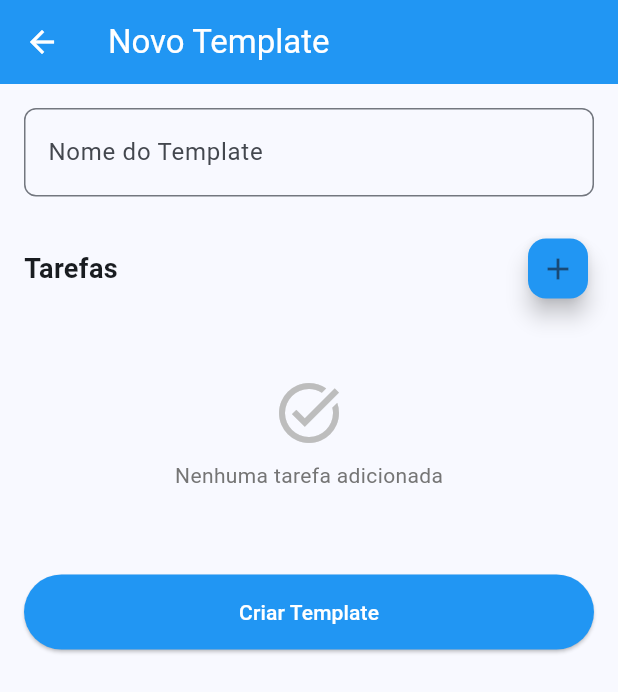
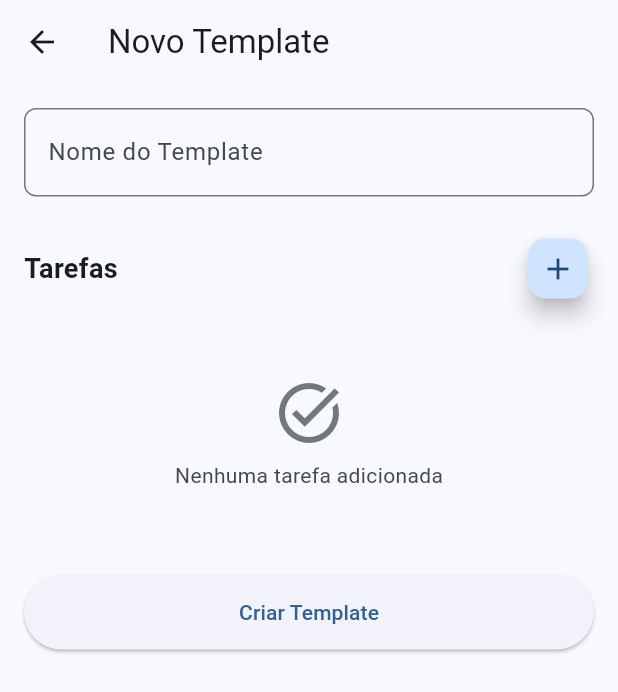
Before and after one commit to lucasfelr/rotina, a Flutter app: the screen it shows after launch, after a tap on the "add" icon, on a phone screen of 412 x 824 dp. Shown: the top 692 px of the screen. Run offline on Flutter 3.47's test engine with Material 3 defaults, Android fonts, the phone set to English and light mode, and no system bars; our stand-ins replace shared_preferences.

Commit message:
duplicar template e dark mode melhor

```diff
--- a/lib/main.dart
+++ b/lib/main.dart
@@ -31,10 +31,15 @@ class MyApp extends StatelessWidget {
     return MaterialApp(
       title: 'Rotinas',
       debugShowCheckedModeBanner: false,
-      theme: ThemeData(
+            theme: ThemeData(
         useMaterial3: true,
-        colorScheme: ColorScheme.fromSeed(seedColor: Colors.blue),
+        colorScheme: ColorScheme.fromSeed(seedColor: Colors.blue, brightness: Brightness.light),
       ),
+      darkTheme: ThemeData(
+        useMaterial3: true,
+        colorScheme: ColorScheme.fromSeed(seedColor: Colors.blue, brightness: Brightness.dark),
+      ),
+      themeMode: ThemeMode.system,
       localizationsDelegates: const [
         GlobalMaterialLocalizations.delegate,
         GlobalWidgetsLocalizations.delegate,
--- a/lib/screens/home_screen.dart
+++ b/lib/screens/home_screen.dart
@@ -94,6 +94,16 @@ class _HomeScreenState extends State<HomeScreen> with WidgetsBindingObserver {
     );
   }
 
+  void _duplicateTemplate(Template template) async {
+    await widget.templateService.duplicateTemplate(template.id);
+    _loadTemplates();
+    if (mounted) {
+      ScaffoldMessenger.of(context).showSnackBar(
+        SnackBar(content: Text('Template "${template.name} (Cópia)" criado com sucesso')),
+      );
+    }
+  }
+
   void _applyTemplate(Template template) async {
     await Navigator.of(context).push(
       MaterialPageRoute(
@@ -114,13 +124,11 @@ class _HomeScreenState extends State<HomeScreen> with WidgetsBindingObserver {
     final dailyRoutineData = hasDailyRoutine
         ? widget.dailyRoutineService.getDailyRoutine()
         : null;
+    final colorScheme = Theme.of(context).colorScheme;
 
     return Scaffold(
       appBar: AppBar(
         title: const Text('Rotinas'),
-        backgroundColor: Colors.blue,
-        foregroundColor: Colors.white,
-        elevation: 0,
       ),
       body: _templates.isEmpty
           ? Center(
@@ -130,21 +138,21 @@ class _HomeScreenState extends State<HomeScreen> with WidgetsBindingObserver {
                   Icon(
                     Icons.calendar_today,
                     size: 64,
-                    color: Colors.grey.shade400,
+                    color: colorScheme.outline,
                   ),
                   const SizedBox(height: 16),
                   Text(
                     'Nenhum template criado',
                     style: TextStyle(
                       fontSize: 18,
-                      color: Colors.grey.shade600,
+                      color: colorScheme.onSurface,
                       fontWeight: FontWeight.w500,
                     ),
                   ),
                   const SizedBox(height: 8),
                   Text(
                     'Crie seu primeiro template para começar',
-                    style: TextStyle(fontSize: 14, color: Colors.grey.shade500),
+                    style: TextStyle(fontSize: 14, color: colorScheme.onSurfaceVariant),
                   ),
                 ],
               ),
@@ -158,9 +166,7 @@ class _HomeScreenState extends State<HomeScreen> with WidgetsBindingObserver {
                       Container(
                         margin: const EdgeInsets.only(bottom: 20),
                         decoration: BoxDecoration(
-                          gradient: LinearGradient(
-                            colors: [Colors.blue.shade400, Colors.blue.shade600],
-                          ),
+                          color: colorScheme.primary,
                           borderRadius: BorderRadius.circular(12),
                         ),
                         child: Material(
@@ -191,12 +197,12 @@ class _HomeScreenState extends State<HomeScreen> with WidgetsBindingObserver {
                                     width: 50,
                                     height: 50,
                                     decoration: BoxDecoration(
-                                      color: Colors.white.withOpacity(0.2),
+                                      color: colorScheme.onPrimary.withOpacity(0.2),
                                       borderRadius: BorderRadius.circular(8),
                                     ),
-                                    child: const Icon(
+                                    child: Icon(
                                       Icons.today,
-                                      color: Colors.white,
+                                      color: colorScheme.onPrimary,
                                       size: 28,
                                     ),
                                   ),
@@ -205,10 +211,10 @@ class _HomeScreenState extends State<HomeScreen> with WidgetsBindingObserver {
                                     child: Column(
                                       crossAxisAlignment: CrossAxisAlignment.start,
                                       children: [
-                                        const Text(
+                                        Text(
                                           'Rotina de Hoje',
                                           style: TextStyle(
-                                            color: Colors.white,
+                                            color: colorScheme.onPrimary,
                                             fontSize: 16,
                                             fontWeight: FontWeight.bold,
                                           ),
@@ -216,16 +222,16 @@ class _HomeScreenState extends State<HomeScreen> with WidgetsBindingObserver {
                                         Text(
                                           dailyRoutineData['templateName'] ?? '',
                                           style: TextStyle(
-                                            color: Colors.white.withOpacity(0.9),
+                                            color: colorScheme.onPrimary.withOpacity(0.9),
                                             fontSize: 14,
                                           ),
                                         ),
                                       ],
                                     ),
                                   ),
-                                  const Icon(
+                                  Icon(
                                     Icons.arrow_forward,
-                                    color: Colors.white,
+                                    color: colorScheme.onPrimary,
                                   ),
                                 ],
                               ),
@@ -233,9 +239,8 @@ class _HomeScreenState extends State<HomeScreen> with WidgetsBindingObserver {
                           ),
                         ),
                       ),
-                    SizedBox(
-                      height: _templates.length * 100,
-                      child: ListView.builder(
+                    ListView.builder(
+                      shrinkWrap: true,
                       physics: const NeverScrollableScrollPhysics(),
                       padding: EdgeInsets.zero,
                       itemCount: _templates.length,
@@ -255,7 +260,7 @@ class _HomeScreenState extends State<HomeScreen> with WidgetsBindingObserver {
                             subtitle: Text(
                               '${template.tasks.length} tarefa${template.tasks.length != 1 ? 's' : ''}',
                               style: TextStyle(
-                                  color: Colors.grey.shade600,
+                                color: colorScheme.onSurfaceVariant,
                                 fontSize: 14,
                               ),
                             ),
@@ -265,18 +270,20 @@ class _HomeScreenState extends State<HomeScreen> with WidgetsBindingObserver {
                                   _applyTemplate(template);
                                 } else if (value == 'edit') {
                                   _openTemplateEditor(template: template);
+                                } else if (value == 'duplicate') {
+                                  _duplicateTemplate(template);
                                 } else if (value == 'delete') {
                                   _deleteTemplate(template);
                                 }
                               },
                               itemBuilder: (BuildContext context) => [
-                                  const PopupMenuItem(
+                                PopupMenuItem(
                                   value: 'apply',
                                   child: Row(
                                     children: [
-                                        Icon(Icons.play_arrow, size: 18, color: Colors.blue),
-                                        SizedBox(width: 8),
-                                        Text('Aplicar Hoje'),
+                                      Icon(Icons.play_arrow, size: 18, color: colorScheme.primary),
+                                      const SizedBox(width: 8),
+                                      const Text('Aplicar Hoje'),
                                     ],
                                   ),
                                 ),
@@ -287,6 +294,16 @@ class _HomeScreenState extends State<HomeScreen> with WidgetsBindingObserver {
                                       Icon(Icons.edit, size: 18),
                                       SizedBox(width: 8),
                                       Text('Editar'),
+                                    ],
+                                  ),
+                                ),
+                                const PopupMenuItem(
+                                  value: 'duplicate',
+                                  child: Row(
+                                    children: [
+                                      Icon(Icons.copy, size: 18),
+                                      SizedBox(width: 8),
+                                      Text('Duplicar'),
                                     ],
                                   ),
                                 ),
@@ -306,14 +323,12 @@ class _HomeScreenState extends State<HomeScreen> with WidgetsBindingObserver {
                         );
                       },
                     ),
-                    ),
                   ],
                 ),
               ),
             ),
       floatingActionButton: FloatingActionButton(
         onPressed: () => _openTemplateEditor(),
-        backgroundColor: Colors.blue,
         child: const Icon(Icons.add),
       ),
     );
--- a/lib/screens/template_editor_screen.dart
+++ b/lib/screens/template_editor_screen.dart
@@ -56,13 +56,13 @@ class _TemplateEditorScreenState extends State<TemplateEditorScreen> {
     });
   }
 
-  @override
+    @override
   Widget build(BuildContext context) {
+    final colorScheme = Theme.of(context).colorScheme;
+
     return Scaffold(
       appBar: AppBar(
         title: Text(widget.template == null ? 'Novo Template' : 'Editar Template'),
-        backgroundColor: Colors.blue,
-        foregroundColor: Colors.white,
       ),
       body: SingleChildScrollView(
         child: Padding(
@@ -92,7 +92,6 @@ class _TemplateEditorScreenState extends State<TemplateEditorScreen> {
                   FloatingActionButton(
                     mini: true,
                     onPressed: () => _addOrEditTask(null),
-                    backgroundColor: Colors.blue,
                     child: const Icon(Icons.add),
                   ),
                 ],
@@ -104,11 +103,11 @@ class _TemplateEditorScreenState extends State<TemplateEditorScreen> {
                         padding: const EdgeInsets.symmetric(vertical: 32),
                         child: Column(
                           children: [
-                            Icon(Icons.task_alt, size: 48, color: Colors.grey.shade400),
+                            Icon(Icons.task_alt, size: 48, color: colorScheme.outline),
                             const SizedBox(height: 8),
                             Text(
                               'Nenhuma tarefa adicionada',
-                              style: TextStyle(color: Colors.grey.shade600),
+                              style: TextStyle(color: colorScheme.onSurfaceVariant),
                             ),
                           ],
                         ),
@@ -145,10 +144,6 @@ class _TemplateEditorScreenState extends State<TemplateEditorScreen> {
 
                     Navigator.of(context).pop(template);
                   },
-                  style: ElevatedButton.styleFrom(
-                    backgroundColor: Colors.blue,
-                    foregroundColor: Colors.white,
-                  ),
                   child: Text(widget.template == null ? 'Criar Template' : 'Salvar Alterações'),
                 ),
               ),
--- a/pubspec.yaml
+++ b/pubspec.yaml
@@ -16,7 +16,7 @@ publish_to: 'none' # Remove this line if you wish to publish to pub.dev
 # https://developer.apple.com/library/archive/documentation/General/Reference/InfoPlistKeyReference/Articles/CoreFoundationKeys.html
 # In Windows, build-name is used as the major, minor, and patch parts
 # of the product and file versions while build-number is used as the build suffix.
-version: 1.0.0+1
+version: 1.0.1+1
 
 environment:
   sdk: ^3.10.7
```
Also changed, not shown: lib/screens/apply_template_screen.dart (+12 -13 lines), lib/services/template_service.dart (+16 -0 lines), lib/widgets/task_tile.dart (+14 -12 lines). Lines whose indentation alone changed are shown as unchanged.
